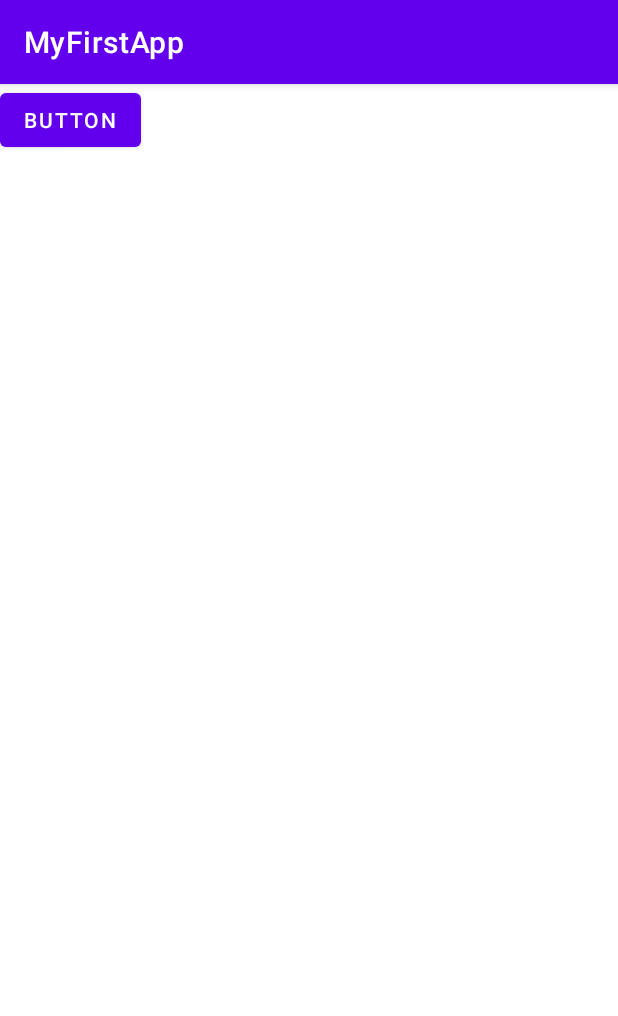
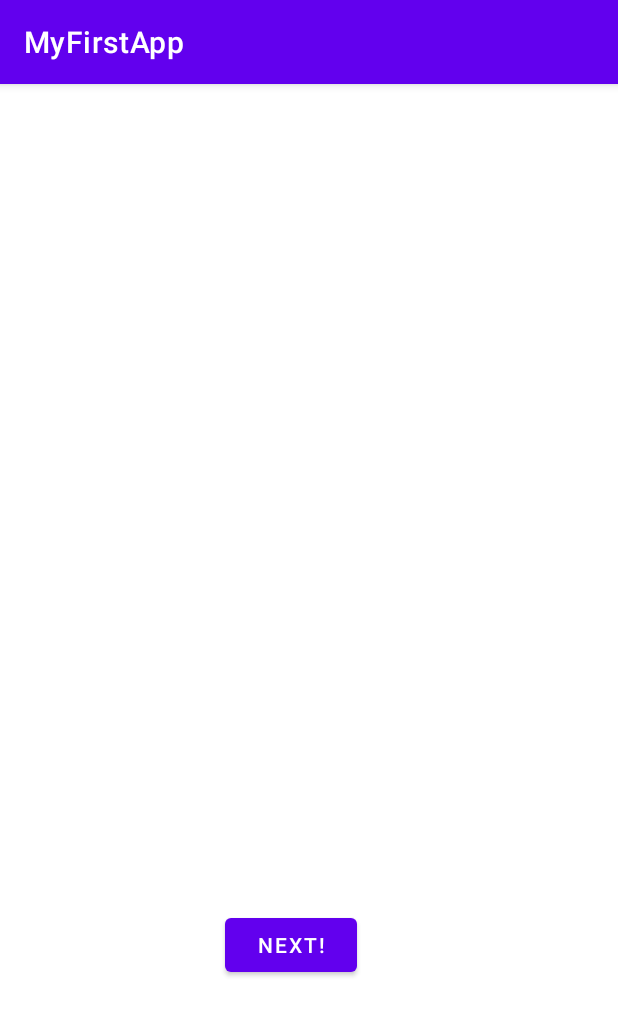
Before and after one commit to AlexaGTorres/MyFirstApp, an Android app: the screen it shows after launch (MainActivity), on a phone screen of 412 x 824 dp. Shown: the top 1016 px of the screen. Run offline under Robolectric (Android 15) with nearby library versions, the phone set to English and light mode, and no system bars.

Commit message:
Working back screen button.

```diff
--- a/app/src/main/res/layout/activity_main.xml
+++ b/app/src/main/res/layout/activity_main.xml
@@ -11,6 +11,8 @@
         android:layout_width="wrap_content"
         android:layout_height="wrap_content"
         android:onClick="onClick"
-        android:text="Button" />
+        android:text="Next!"
+        android:layout_marginTop="550dp"
+        android:layout_marginLeft="150dp"/>
 
 </LinearLayout>
```
Also changed, not shown: app/src/main/java/com/example/myfirstapp/SecondActivity.java (added, +25 -0 lines).
